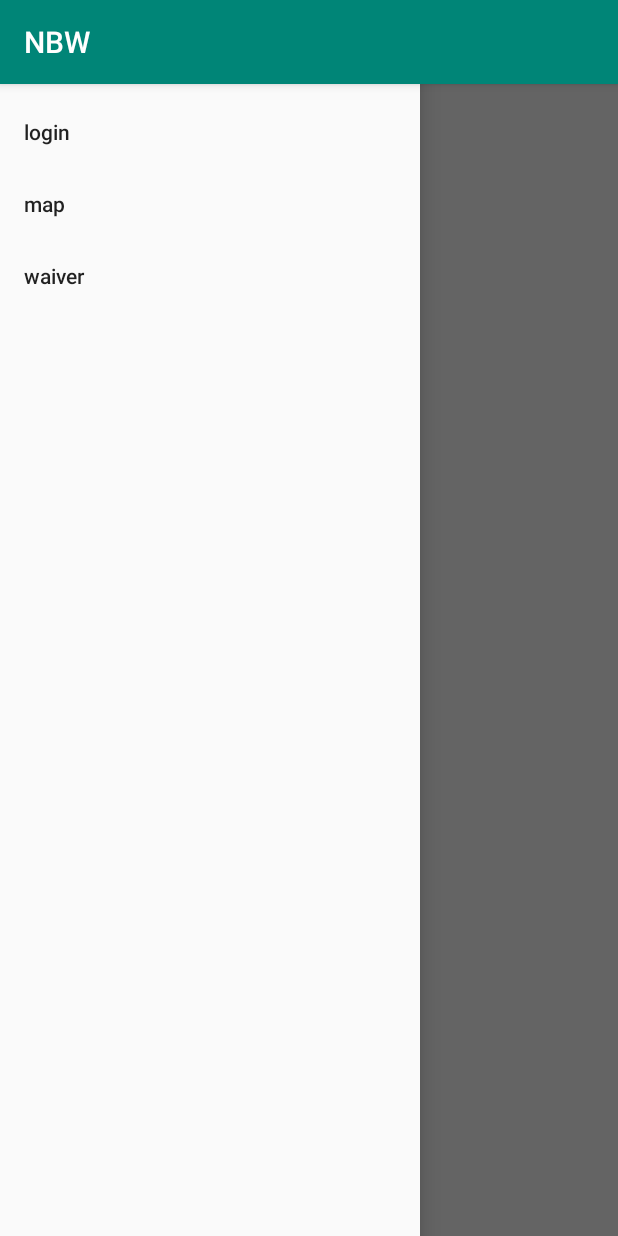
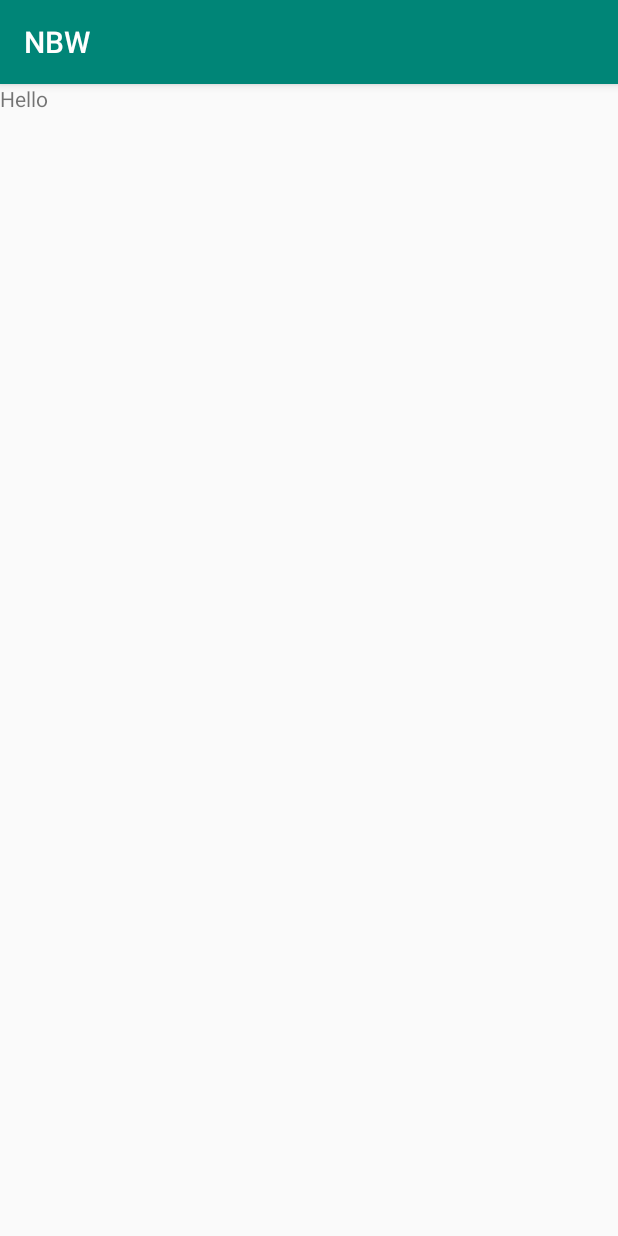
Before and after one commit to NBW-AndroidApp/NBW-jetpack, an Android app: the screen it shows after launch (MainActivity), in the side drawer, after a tap on "waiver", on a phone screen of 412 x 824 dp. Run offline under Robolectric (Android 15) with nearby library versions, the phone set to English and light mode, and no system bars.

Commit message:
very buggy but can navigate to individual fragments

```diff
--- a/app/src/main/java/org/nieghborhoodbikeworks/nbw/MainActivity.java
+++ b/app/src/main/java/org/nieghborhoodbikeworks/nbw/MainActivity.java
@@ -1,11 +1,21 @@
 package org.nieghborhoodbikeworks.nbw;
 
+import android.support.design.widget.NavigationView;
+import android.support.v4.widget.DrawerLayout;
 import android.support.v7.app.AppCompatActivity;
 import android.os.Bundle;
+import android.view.MenuItem;
 
 import org.nieghborhoodbikeworks.nbw.ui.login.LoginFragment;
 
+import androidx.navigation.NavController;
+import androidx.navigation.Navigation;
+
 public class MainActivity extends AppCompatActivity {
+
+    private DrawerLayout mDrawerLayout;
+
+
 
     @Override
     protected void onCreate(Bundle savedInstanceState) {
@@ -16,6 +26,34 @@ public class MainActivity extends AppCompatActivity {
 //                    .replace(R.id.container, LoginFragment.newInstance())
 //                    .commitNow();
 //        }
+        mDrawerLayout = findViewById(R.id.drawer_layout);
+        NavigationView navigationView = findViewById(R.id.nav_view);
+        navigationView.setNavigationItemSelectedListener(
+                new NavigationView.OnNavigationItemSelectedListener() {
+                    @Override
+                    public boolean onNavigationItemSelected(MenuItem menuItem) {
+                        // set item as selected to persist highlight
+                        menuItem.setChecked(true);
+                        // close drawer when item is tapped
+                        mDrawerLayout.closeDrawers();
+
+                        NavController navController = Navigation.findNavController(MainActivity.this, R.id.nav_host_fragment);
+
+                        switch (menuItem.getItemId()) {
+                            case R.id.nav_login: {
+                                navController.navigate(R.id.loginFragment);
+                            }
+                            case R.id.nav_waiver: {
+                                navController.navigate(R.id.waiverFragment);
+                            }
+                            case R.id.nav_map: {
+                                navController.navigate(R.id.mapFragment);
+                            }
+                        }
+
+                        return true;
+                    }
+                });
     }
 
 }
--- a/app/src/main/res/navigation/nav_graph.xml
+++ b/app/src/main/res/navigation/nav_graph.xml
@@ -19,5 +19,11 @@
         android:id="@+id/mapFragment"
         android:name="org.nieghborhoodbikeworks.nbw.ui.map.MapFragment"
         android:label="map_fragment"
-        tools:layout="@layout/map_fragment" />
+        tools:layout="@layout/map_fragment" ></fragment>
+    <action
+        android:id="@+id/action_global_waiverFragment"
+        app:destination="@+id/waiverFragment" />
+    <action
+        android:id="@+id/action_global_mapFragment"
+        app:destination="@id/mapFragment" /><action android:id="@+id/action_global_loginFragment" app:destination="@id/loginFragment"/>
 </navigation>
```
